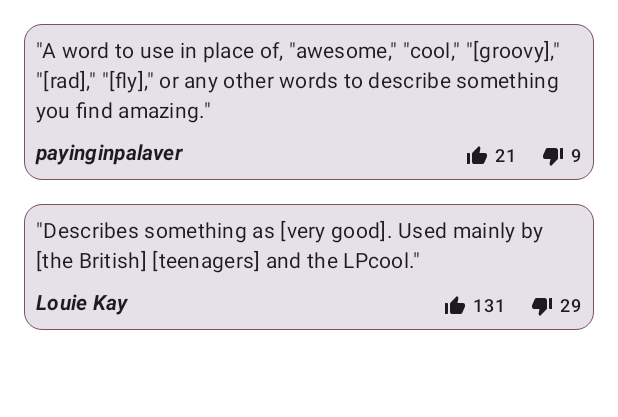
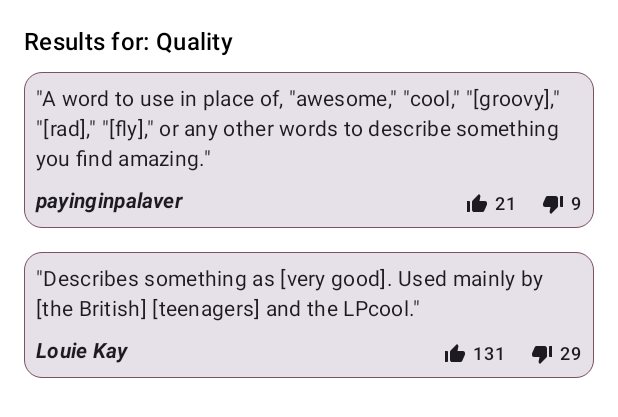
Before and after one commit to gonzaloguzzardi/dictionary-app-compose, an Android app built with Jetpack Compose: the @Preview function DefinitionsListPreview, on a phone screen of 412 x 824 dp. Shown: the top 417 px of the screen. Run offline under Robolectric (Android 15) with nearby library versions, the phone set to English and light mode, and no system bars.

Commit message:
Added animations to list

```diff
--- a/app/src/main/java/com/example/dictionaryappcompose/presentation/components/definitionsList/DefinitionsList.kt
+++ b/app/src/main/java/com/example/dictionaryappcompose/presentation/components/definitionsList/DefinitionsList.kt
@@ -1,21 +1,53 @@
 package com.example.dictionaryappcompose.presentation.components.definitionsList
 
-import androidx.compose.foundation.layout.Box
+import androidx.compose.animation.core.Spring
+import androidx.compose.animation.core.spring
+import androidx.compose.foundation.ExperimentalFoundationApi
+import androidx.compose.foundation.layout.Arrangement
+import androidx.compose.foundation.layout.Column
 import androidx.compose.foundation.layout.fillMaxSize
 import androidx.compose.foundation.layout.fillMaxWidth
 import androidx.compose.foundation.layout.padding
 import androidx.compose.foundation.lazy.LazyColumn
 import androidx.compose.foundation.lazy.items
+import androidx.compose.foundation.lazy.rememberLazyListState
+import androidx.compose.material3.MaterialTheme
+import androidx.compose.material3.Text
 import androidx.compose.runtime.Composable
+import androidx.compose.ui.Alignment
 import androidx.compose.ui.Modifier
+import androidx.compose.ui.res.stringResource
 import androidx.compose.ui.tooling.preview.Preview
 import androidx.compose.ui.unit.dp
+import com.example.dictionaryappcompose.R
 import com.example.dictionaryappcompose.domain.model.Definition
+import com.example.dictionaryappcompose.presentation.components.shadow.HorizontalShadow
 
+@OptIn(ExperimentalFoundationApi::class)
 @Composable
-fun DefinitionsList(modifier: Modifier, definitions: List<Definition>) {
-    Box(modifier = modifier) {
-        LazyColumn(modifier = Modifier.fillMaxSize()) {
+fun DefinitionsList(modifier: Modifier, wordSearched: String, definitions: List<Definition>) {
+    val lazyListState = rememberLazyListState()
+
+    Column(
+        modifier = modifier,
+        verticalArrangement = Arrangement.Top,
+        horizontalAlignment = Alignment.Start
+    ) {
+        Text(
+            text = stringResource(id = R.string.definitions_list_header, wordSearched),
+            style = MaterialTheme.typography.titleMedium,
+            modifier = Modifier
+                .fillMaxWidth()
+                .padding(bottom = 8.dp)
+        )
+        if (lazyListState.canScrollBackward) {
+            HorizontalShadow(modifier = Modifier.fillMaxWidth(), height = 8.dp)
+        }
+        LazyColumn(
+            modifier = Modifier
+                .fillMaxSize(),
+            state = lazyListState
+        ) {
             items(
                 items = definitions,
                 key = { item -> item.definition.hashCode() }) { definition ->
@@ -25,6 +57,12 @@ fun DefinitionsList(modifier: Modifier, definitions: List<Definition>) {
                         modifier = Modifier
                             .fillMaxWidth()
                             .padding(bottom = 16.dp)
+                            .animateItemPlacement(
+                                animationSpec = spring(
+                                    dampingRatio = Spring.DampingRatioLowBouncy,
+                                    stiffness = Spring.StiffnessLow
+                                )
+                            )
                     )
                 }
             }
@@ -52,6 +90,8 @@ fun DefinitionsListPreview() {
     DefinitionsList(
         modifier = Modifier
             .fillMaxSize()
-            .padding(16.dp), definitions = definitions
+            .padding(16.dp),
+        wordSearched = "Quality",
+        definitions = definitions
     )
 }
--- a/app/src/main/java/com/example/dictionaryappcompose/presentation/definitionsScreen/DefinitionsListScreen.kt
+++ b/app/src/main/java/com/example/dictionaryappcompose/presentation/definitionsScreen/DefinitionsListScreen.kt
@@ -74,6 +74,7 @@ fun DefinitionsListScreenContent(
                         modifier = Modifier
                             .fillMaxSize()
                             .padding(top = 16.dp),
+                        wordSearched = uiState.wordSearched,
                         definitions = uiState.definitions
                     )
                 } else if (uiState.error.isNotBlank()) {
--- a/app/src/main/java/com/example/dictionaryappcompose/presentation/definitionsScreen/DefinitionsListState.kt
+++ b/app/src/main/java/com/example/dictionaryappcompose/presentation/definitionsScreen/DefinitionsListState.kt
@@ -6,6 +6,7 @@ import com.example.dictionaryappcompose.domain.model.Definition
 @Immutable
 data class DefinitionsListState(
     val isLoading: Boolean = false,
+    val wordSearched: String = "",
     val definitions: List<Definition> = emptyList(),
     val error: String = ""
 )
--- a/app/src/main/res/values/strings.xml
+++ b/app/src/main/res/values/strings.xml
@@ -14,4 +14,7 @@
         <item>Most Downvoted</item>
         <item>Least Downvoted</item>
     </string-array>
+
+    <!-- Definitions List -->
+    <string name="definitions_list_header">Results for: %s</string>
 </resources>
```
Also changed, not shown: app/src/main/java/com/example/dictionaryappcompose/presentation/components/shadow/HorizontalShadow.kt (added, +37 -0 lines), app/src/main/java/com/example/dictionaryappcompose/presentation/definitionsScreen/DefinitionsListViewModel.kt (+6 -13 lines).
